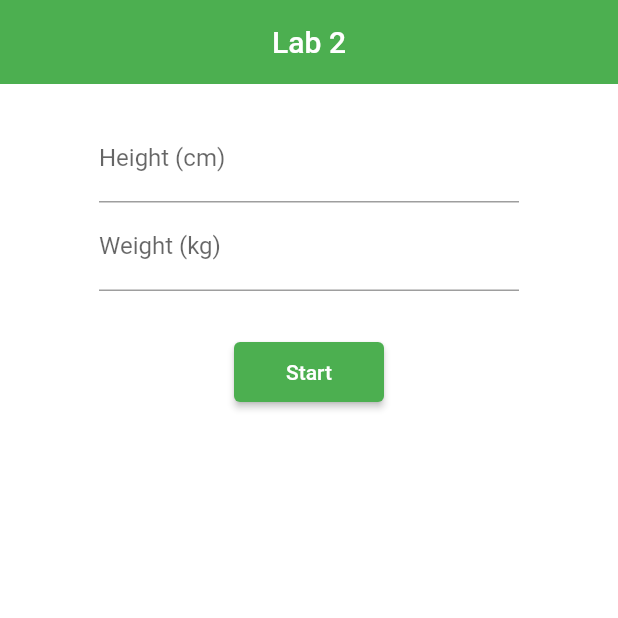
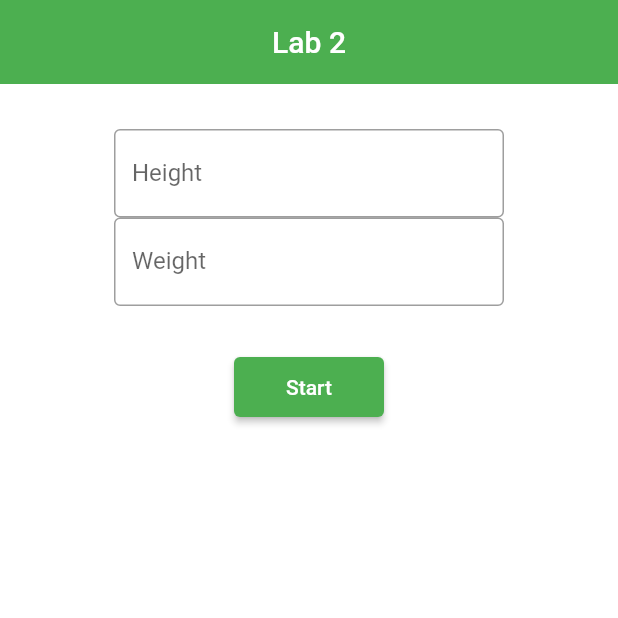
Before and after one commit to marcensie/PAM_lab2, a Flutter app: the screen it shows after launch, on a phone screen of 412 x 824 dp, the top half of it. Run offline on Flutter 3.47's test engine with Material 2 defaults, Android fonts, the phone set to English and light mode, and no system bars.

Commit message:
Update main.dart

```diff
--- a/lib/main.dart
+++ b/lib/main.dart
@@ -16,7 +16,6 @@ class MyApp extends StatelessWidget {
     );
   }
 }
-
 class HomeScreen extends StatefulWidget {
   const HomeScreen({Key? key}) : super(key: key);
 
@@ -27,18 +26,14 @@ class HomeScreen extends StatefulWidget {
 class _HomeScreenState extends State<HomeScreen> {
   final _heightController = TextEditingController();
   final _weightController = TextEditingController();
-  final _formKey = GlobalKey<FormState>();
 
   double? index;
-
   String status = '';
-
+  String title = 'Lab 2';
 
   void _calculate() {
    double height = double.parse(_heightController.text);
    double weight = double.parse(_weightController.text);
-
-
     setState(() {
       index = weight / ((height * height)/10000);
       if (index! < 18.5) {
@@ -57,32 +52,37 @@ class _HomeScreenState extends State<HomeScreen> {
   Widget build(BuildContext context) {
     return Scaffold(
       appBar: AppBar(
-        title: Text('Lab 2',),
+        title: Text(title,),
         centerTitle: true,
         backgroundColor: Colors.green,
         elevation: 0.0,
 
       ),
         backgroundColor: Colors.white,
-        body: Center(
+      body: Center(
           child: SizedBox(
             width: 320,
               child: Padding(
-                padding: const EdgeInsets.all(20),
+                padding: const EdgeInsets.all(30),
                 child: Column(
                   //mainAxisSize: MainAxisSize.min,
                   children: [
                     TextField(
                       keyboardType:
                       const TextInputType.numberWithOptions(decimal: true),
-                      decoration:
-                      const InputDecoration(labelText: 'Height (cm)'),
+                      decoration: const InputDecoration(
+                      border: OutlineInputBorder(),
+                        labelText: "Height",
+                      ),
                       controller: _heightController,
                     ),
                     TextField(
                       keyboardType:
                       const TextInputType.numberWithOptions(decimal: true),
-                      decoration: const InputDecoration(labelText: 'Weight (kg)',),
+                      decoration: const InputDecoration(
+                        border: OutlineInputBorder(),
+                        labelText: "Weight",
+                      ),
                       controller: _weightController,
                     ),
                     const SizedBox(
```
